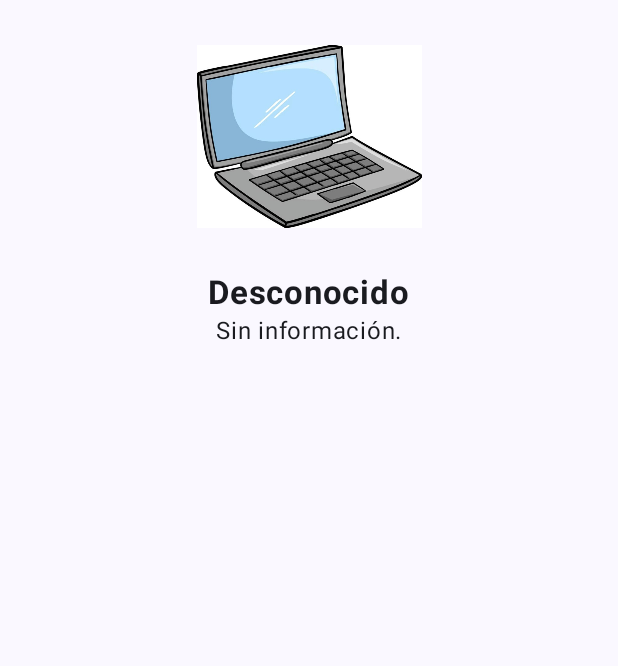
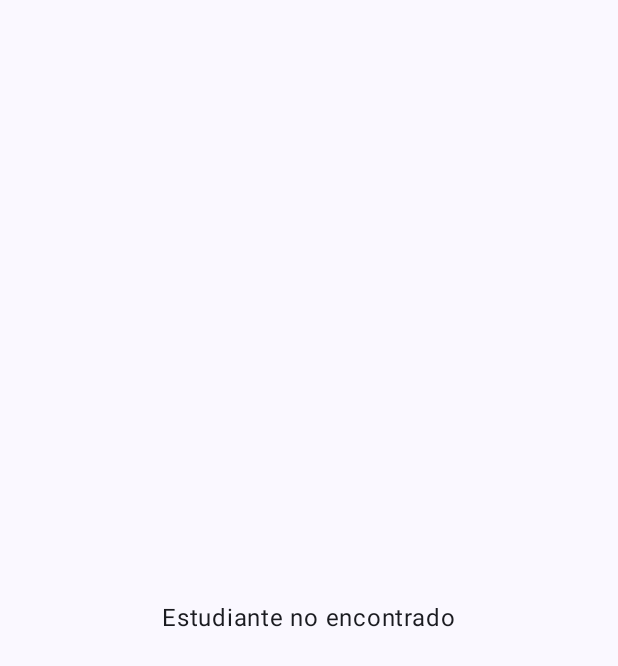
Before and after one commit to VanessaMolina5/Dashboard_Practice, an Android app built with Jetpack Compose: the composable DetailScreen called with empty values, on a phone screen of 412 x 824 dp. Shown: the top 666 px of the screen. Run offline under Robolectric (Android 15) with nearby library versions, the phone set to English and light mode, and no system bars; 2 statements that could not run were skipped.

Commit message:
Se añadio cuartitosA

```diff
--- a/app/src/main/AndroidManifest.xml
+++ b/app/src/main/AndroidManifest.xml
@@ -15,8 +15,8 @@
             android:name=".MainActivity"
             android:exported="true"
             android:label="@string/app_name"
-            android:theme="@style/Theme.CuartitosA">
-            <intent-filter>
+            android:theme="@style/Theme.CuartitosA"><intent-filter>
+
                 <action android:name="android.intent.action.MAIN" />
 
                 <category android:name="android.intent.category.LAUNCHER" />
--- a/app/src/main/java/com/example/cuartitosa/screens/DetailScreen.kt
+++ b/app/src/main/java/com/example/cuartitosa/screens/DetailScreen.kt
@@ -1,40 +1,55 @@
 package com.example.cuartitosa.screens
+
+
 
 import androidx.compose.foundation.Image
 import androidx.compose.foundation.layout.*
+import androidx.compose.material3.MaterialTheme
 import androidx.compose.material3.Text
 import androidx.compose.runtime.Composable
 import androidx.compose.ui.Alignment
 import androidx.compose.ui.Modifier
 import androidx.compose.ui.res.painterResource
-import androidx.compose.ui.text.font.FontWeight
 import androidx.compose.ui.unit.dp
-import androidx.compose.ui.unit.sp
-import com.example.cuartitosa.R
+import com.example.cuartitosa.model.Student
+import com.example.cuartitosa.studentData.StudentData
+
+
 
 @Composable
 fun DetailScreen(studentId: Int) {
-    val student = when (studentId) {
-        1 -> Triple("María López", "Apasionada por la programación.", R.drawable.student1)
-        2 -> Triple("Juan Pérez", "Le gusta la astronomía.", R.drawable.student2)
-        3 -> Triple("Vanessa Molina", "Apasionada por la química y el universo.", R.drawable.student3)
-        4 -> Triple("David Gómez", "Apasionado por la gastronomía.", R.drawable.student4)
-        else -> Triple("Desconocido", "Sin información.", R.drawable.student1)
-    }
 
+    val student = StudentData.getStudentById(studentId)
+
+    if (student != null) {
         Column(
             modifier = Modifier
                 .fillMaxSize()
                 .padding(16.dp),
-        horizontalAlignment = Alignment.CenterHorizontally
+            horizontalAlignment = Alignment.CenterHorizontally,
+            verticalArrangement = Arrangement.Center
         ) {
             Image(
-            painter = painterResource(id = student.third),
-            contentDescription = student.first,
-            modifier = Modifier.size(150.dp)
+                painter = painterResource(id = student.imageResId),
+                contentDescription = "Foto de ${student.name}",
+                modifier = Modifier
+                    .size(200.dp)
+                    .padding(bottom = 16.dp)
             )
-        Spacer(modifier = Modifier.height(16.dp))
-        Text(student.first, fontSize = 22.sp, fontWeight = FontWeight.Bold)
-        Text(student.second, fontSize = 16.sp)
+            Text(
+                text = student.name,
+                style = MaterialTheme.typography.headlineMedium,
+                modifier = Modifier.padding(bottom = 8.dp)
+            )
+            Text(
+                text = student.description,
+                style = MaterialTheme.typography.bodyLarge
+            )
+        }
+    } else {
+
+        Box(modifier = Modifier.fillMaxSize(), contentAlignment = Alignment.Center) {
+            Text("Estudiante no encontrado")
         }
     }
+}
--- /dev/null
+++ b/app/src/main/java/com/example/cuartitosa/studentData/Student.kt
@@ -0,0 +1,41 @@
+package com.example.cuartitosa.studentData
+
+import com.example.cuartitosa.R
+import com.example.cuartitosa.model.Student
+
+
+object StudentData {
+
+
+    private val allStudents = listOf(
+        // Dashboard 1
+        Student(1, "María López", "Apasionada por la programación.", R.drawable.student1),
+        Student(2, "Juan Pérez", "Le gusta la astronomía.", R.drawable.student2),
+        Student(
+            3,
+            "Vanessa Molina",
+            "Apasionada por la química y el universo.",
+            R.drawable.student3
+        ),
+        Student(4, "David Gómez", "Apasionado por la gastronomía.", R.drawable.student4),
+        // Dashboard 2
+        Student(5, "Carlos Ruiz", "Fanático de la ciencia ficción.", R.drawable.student1),
+        Student(6, "Ana Torres", "Interesada en la biología marina.", R.drawable.student2),
+        Student(7, "Pedro Morales", "Experto en videojuegos retro.", R.drawable.student3),
+        Student(8, "Lucía Fernández", "Ama la fotografía de paisajes.", R.drawable.student4),
+        // Dashboard 3
+        Student(9, "Elena Jiménez", "Exploradora urbana y viajera.", R.drawable.student1),
+        Student(10, "Miguel Ángel", "Músico y compositor.", R.drawable.student2),
+        Student(11, "Sofía Vargas", "Voluntaria en refugios de animales.", R.drawable.student3),
+        Student(12, "Jorge Díaz", "Entusiasta del senderismo.", R.drawable.student4),
+        // Dashboard 4
+        Student(13, "Ricardo Vega", "Interesado en la robótica.", R.drawable.student1),
+        Student(14, "Gabriela Solís", "Chef de repostería.", R.drawable.student2),
+        Student(15, "Mateo Guerra", "Aficionado al cine clásico.", R.drawable.student3),
+        Student(16, "Isabela Reyes", "Diseñadora gráfica freelance.", R.drawable.student4)
+    )
+
+    fun getStudentById(id: Int): Student? {
+        return allStudents.find { it.id == id }
+    }
+}
```
Also changed, not shown: app/src/main/java/com/example/cuartitosa/navigation/Navigation.kt (+113 -0 lines), app/src/main/java/com/example/cuartitosa/screens/Dashboard2.kt (+30 -0 lines), app/src/main/java/com/example/cuartitosa/screens/Dashboard3.kt (+29 -0 lines), app/src/main/java/com/example/cuartitosa/screens/Dashboard4.kt (+27 -0 lines). Lines whose indentation alone changed are shown as unchanged.
